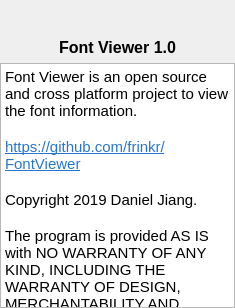
The window that UI-Qt/QXAboutDialog.ui (frinkr/FontViewer) describes before a commit, drawn with Qt 5.
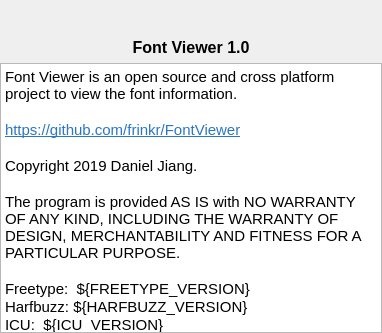
The same window after the commit. Icons and pictures are not drawn.

```diff
--- a/UI-Qt/QXAboutDialog.ui
+++ b/UI-Qt/QXAboutDialog.ui
@@ -9,8 +9,8 @@
    <rect>
     <x>0</x>
     <y>0</y>
-    <width>235</width>
-    <height>308</height>
+    <width>382</width>
+    <height>333</height>
    </rect>
   </property>
   <property name="windowTitle">
@@ -113,21 +113,21 @@
       <string>&lt;!DOCTYPE HTML PUBLIC &quot;-//W3C//DTD HTML 4.0//EN&quot; &quot;http://www.w3.org/TR/REC-html40/strict.dtd&quot;&gt;
 &lt;html&gt;&lt;head&gt;&lt;meta name=&quot;qrichtext&quot; content=&quot;1&quot; /&gt;&lt;style type=&quot;text/css&quot;&gt;
 p, li { white-space: pre-wrap; }
-&lt;/style&gt;&lt;/head&gt;&lt;body style=&quot; font-family:'.SF NS Text'; font-size:13pt; font-weight:400; font-style:normal;&quot;&gt;
-&lt;p style=&quot; margin-top:0px; margin-bottom:0px; margin-left:0px; margin-right:0px; -qt-block-indent:0; text-indent:0px;&quot;&gt;&lt;span style=&quot; font-family:'Cantarell'; font-size:11pt;&quot;&gt;Font Viewer is an open source and cross platform project to view the font information.&lt;/span&gt;&lt;/p&gt;
-&lt;p style=&quot;-qt-paragraph-type:empty; margin-top:0px; margin-bottom:0px; margin-left:0px; margin-right:0px; -qt-block-indent:0; text-indent:0px; font-family:'Cantarell'; font-size:11pt;&quot;&gt;&lt;br /&gt;&lt;/p&gt;
-&lt;p style=&quot; margin-top:0px; margin-bottom:0px; margin-left:0px; margin-right:0px; -qt-block-indent:0; text-indent:0px;&quot;&gt;&lt;a href=&quot;https://github.com/frinkr/FontViewer&quot;&gt;&lt;span style=&quot; font-family:'Cantarell'; font-size:11pt; text-decoration: underline; color:#2a76c6;&quot;&gt;https://github.com/frinkr/FontViewer&lt;/span&gt;&lt;/a&gt;&lt;/p&gt;
-&lt;p style=&quot;-qt-paragraph-type:empty; margin-top:0px; margin-bottom:0px; margin-left:0px; margin-right:0px; -qt-block-indent:0; text-indent:0px; font-family:'Cantarell'; font-size:11pt; text-decoration: underline; color:#2a76c6;&quot;&gt;&lt;br /&gt;&lt;/p&gt;
-&lt;p style=&quot; margin-top:0px; margin-bottom:0px; margin-left:0px; margin-right:0px; -qt-block-indent:0; text-indent:0px;&quot;&gt;&lt;span style=&quot; font-family:'Cantarell'; font-size:11pt;&quot;&gt;Copyright 2019 Daniel Jiang. &lt;/span&gt;&lt;/p&gt;
-&lt;p style=&quot;-qt-paragraph-type:empty; margin-top:0px; margin-bottom:0px; margin-left:0px; margin-right:0px; -qt-block-indent:0; text-indent:0px; font-family:'Cantarell'; font-size:11pt;&quot;&gt;&lt;br /&gt;&lt;/p&gt;
-&lt;p style=&quot; margin-top:0px; margin-bottom:0px; margin-left:0px; margin-right:0px; -qt-block-indent:0; text-indent:0px;&quot;&gt;&lt;span style=&quot; font-family:'Cantarell'; font-size:11pt;&quot;&gt;The program is provided AS IS with NO WARRANTY OF ANY KIND, INCLUDING THE WARRANTY OF DESIGN, MERCHANTABILITY AND FITNESS FOR A PARTICULAR PURPOSE.&lt;/span&gt;&lt;/p&gt;
-&lt;p style=&quot;-qt-paragraph-type:empty; margin-top:0px; margin-bottom:0px; margin-left:0px; margin-right:0px; -qt-block-indent:0; text-indent:0px; font-family:'Cantarell'; font-size:11pt;&quot;&gt;&lt;br /&gt;&lt;/p&gt;
-&lt;p style=&quot; margin-top:0px; margin-bottom:0px; margin-left:0px; margin-right:0px; -qt-block-indent:0; text-indent:0px;&quot;&gt;&lt;span style=&quot; font-family:'Cantarell'; font-size:11pt;&quot;&gt;Freetype:  ${FREETYPE_VERSION}&lt;/span&gt;&lt;/p&gt;
-&lt;p style=&quot; margin-top:0px; margin-bottom:0px; margin-left:0px; margin-right:0px; -qt-block-indent:0; text-indent:0px;&quot;&gt;&lt;span style=&quot; font-family:'Cantarell'; font-size:11pt;&quot;&gt;Harfbuzz: ${HARFBUZZ_VERSION}&lt;/span&gt;&lt;/p&gt;
-&lt;p style=&quot; margin-top:0px; margin-bottom:0px; margin-left:0px; margin-right:0px; -qt-block-indent:0; text-indent:0px;&quot;&gt;&lt;span style=&quot; font-family:'Cantarell'; font-size:11pt;&quot;&gt;ICU:  ${ICU_VERSION}&lt;/span&gt;&lt;/p&gt;
-&lt;p style=&quot; margin-top:0px; margin-bottom:0px; margin-left:0px; margin-right:0px; -qt-block-indent:0; text-indent:0px;&quot;&gt;&lt;span style=&quot; font-family:'Cantarell'; font-size:11pt;&quot;&gt;Boost: ${BOOST_VERSION}&lt;/span&gt;&lt;/p&gt;
-&lt;p style=&quot; margin-top:0px; margin-bottom:0px; margin-left:0px; margin-right:0px; -qt-block-indent:0; text-indent:0px;&quot;&gt;&lt;span style=&quot; font-family:'Cantarell'; font-size:11pt;&quot;&gt;Qt: ${QT_VERSION}&lt;/span&gt;&lt;/p&gt;
-&lt;p style=&quot;-qt-paragraph-type:empty; margin-top:0px; margin-bottom:0px; margin-left:0px; margin-right:0px; -qt-block-indent:0; text-indent:0px; font-family:'Cantarell'; font-size:11pt;&quot;&gt;&lt;br /&gt;&lt;/p&gt;&lt;/body&gt;&lt;/html&gt;</string>
+&lt;/style&gt;&lt;/head&gt;&lt;body style=&quot; font-family:'Cantarell'; font-size:11pt; font-weight:400; font-style:normal;&quot;&gt;
+&lt;p style=&quot; margin-top:0px; margin-bottom:0px; margin-left:0px; margin-right:0px; -qt-block-indent:0; text-indent:0px;&quot;&gt;Font Viewer is an open source and cross platform project to view the font information.&lt;/p&gt;
+&lt;p style=&quot;-qt-paragraph-type:empty; margin-top:0px; margin-bottom:0px; margin-left:0px; margin-right:0px; -qt-block-indent:0; text-indent:0px;&quot;&gt;&lt;br /&gt;&lt;/p&gt;
+&lt;p style=&quot; margin-top:0px; margin-bottom:0px; margin-left:0px; margin-right:0px; -qt-block-indent:0; text-indent:0px;&quot;&gt;&lt;a href=&quot;https://github.com/frinkr/FontViewer&quot;&gt;&lt;span style=&quot; text-decoration: underline; color:#2a76c6;&quot;&gt;https://github.com/frinkr/FontViewer&lt;/span&gt;&lt;/a&gt;&lt;/p&gt;
+&lt;p style=&quot;-qt-paragraph-type:empty; margin-top:0px; margin-bottom:0px; margin-left:0px; margin-right:0px; -qt-block-indent:0; text-indent:0px; text-decoration: underline; color:#2a76c6;&quot;&gt;&lt;br /&gt;&lt;/p&gt;
+&lt;p style=&quot; margin-top:0px; margin-bottom:0px; margin-left:0px; margin-right:0px; -qt-block-indent:0; text-indent:0px;&quot;&gt;Copyright 2019 Daniel Jiang. &lt;/p&gt;
+&lt;p style=&quot;-qt-paragraph-type:empty; margin-top:0px; margin-bottom:0px; margin-left:0px; margin-right:0px; -qt-block-indent:0; text-indent:0px;&quot;&gt;&lt;br /&gt;&lt;/p&gt;
+&lt;p style=&quot; margin-top:0px; margin-bottom:0px; margin-left:0px; margin-right:0px; -qt-block-indent:0; text-indent:0px;&quot;&gt;The program is provided AS IS with NO WARRANTY OF ANY KIND, INCLUDING THE WARRANTY OF DESIGN, MERCHANTABILITY AND FITNESS FOR A PARTICULAR PURPOSE.&lt;/p&gt;
+&lt;p style=&quot;-qt-paragraph-type:empty; margin-top:0px; margin-bottom:0px; margin-left:0px; margin-right:0px; -qt-block-indent:0; text-indent:0px;&quot;&gt;&lt;br /&gt;&lt;/p&gt;
+&lt;p style=&quot; margin-top:0px; margin-bottom:0px; margin-left:0px; margin-right:0px; -qt-block-indent:0; text-indent:0px;&quot;&gt;Freetype:  ${FREETYPE_VERSION}&lt;/p&gt;
+&lt;p style=&quot; margin-top:0px; margin-bottom:0px; margin-left:0px; margin-right:0px; -qt-block-indent:0; text-indent:0px;&quot;&gt;Harfbuzz: ${HARFBUZZ_VERSION}&lt;/p&gt;
+&lt;p style=&quot; margin-top:0px; margin-bottom:0px; margin-left:0px; margin-right:0px; -qt-block-indent:0; text-indent:0px;&quot;&gt;ICU:  ${ICU_VERSION}&lt;/p&gt;
+&lt;p style=&quot; margin-top:0px; margin-bottom:0px; margin-left:0px; margin-right:0px; -qt-block-indent:0; text-indent:0px;&quot;&gt;Boost: ${BOOST_VERSION}&lt;/p&gt;
+&lt;p style=&quot; margin-top:0px; margin-bottom:0px; margin-left:0px; margin-right:0px; -qt-block-indent:0; text-indent:0px;&quot;&gt;Qt: ${QT_VERSION}&lt;/p&gt;
+&lt;p style=&quot;-qt-paragraph-type:empty; margin-top:0px; margin-bottom:0px; margin-left:0px; margin-right:0px; -qt-block-indent:0; text-indent:0px;&quot;&gt;&lt;br /&gt;&lt;/p&gt;&lt;/body&gt;&lt;/html&gt;</string>
      </property>
      <property name="openExternalLinks">
       <bool>true</bool>
```
